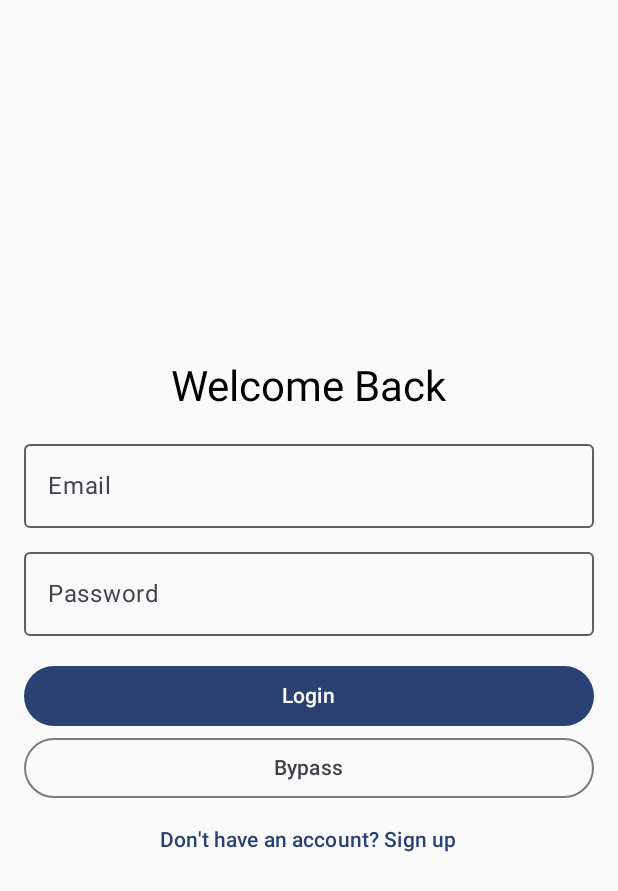
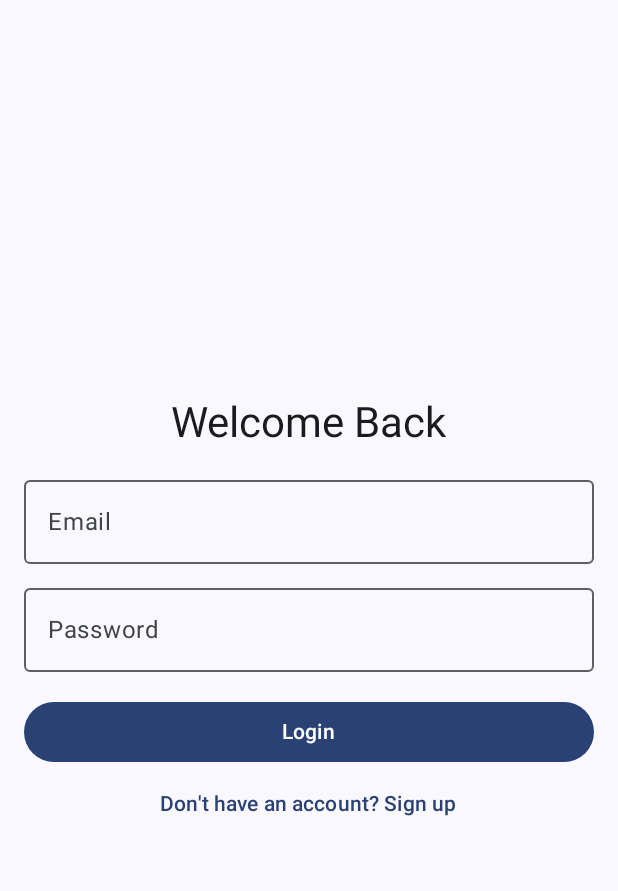
Before and after one commit to FalkowskiDom/Car-Maintenence-CA, an Android app built with Jetpack Compose: the screen it shows after launch (MainActivity), on a phone screen of 412 x 824 dp. Shown: the top 891 px of the screen. Run offline under Robolectric (Android 15) with nearby library versions, the phone set to English and light mode, and no system bars; our stand-ins replace navigation suite.

Commit message:
last fixes and and adding dark mode to all screens also commenting out bypass

```diff
--- a/app/src/main/java/ie/setu/carmaintenenceapp/MainActivity.kt
+++ b/app/src/main/java/ie/setu/carmaintenenceapp/MainActivity.kt
@@ -94,8 +94,11 @@ class MainActivity : ComponentActivity() {
             val userName = sessionUserName.ifBlank { "" }
             // Apply app theme based on darkMode setting
             CarMaintenanceAppTheme(darkTheme = darkMode) {
-                if (loadingSession){
-                    Text("Loading...")
+                if (loadingSession) {
+                    SplashScreen(
+                        userName = "",
+                        onTimeout = {}
+                    )
                     return@CarMaintenanceAppTheme
                 }
                 // The 'when' statement handles the navigation flow: Splash -> Auth -> Main App
@@ -134,7 +137,7 @@ class MainActivity : ComponentActivity() {
                                     sessionUserName = authStore.getSession()?.username.orEmpty()
                                     inApp = true } },
                             onSignUpClick = { authIsLogin = false }, // Switch to sign-up screen
-                            onBypassClick = { inApp = true } // For testing
+//                            onBypassClick = { inApp = true } // For testing
                         )
                     }
                     else -> {
--- a/app/src/main/java/ie/setu/carmaintenenceapp/ui/screens/LoginScreen.kt
+++ b/app/src/main/java/ie/setu/carmaintenenceapp/ui/screens/LoginScreen.kt
@@ -18,7 +18,7 @@ fun LoginScreen(
     dataStore: CarDataStore,
     onLoginSuccess: () -> Unit,
     onSignUpClick: () -> Unit,
-    onBypassClick: () -> Unit
+//    onBypassClick: () -> Unit
 ) {
     var email by remember { mutableStateOf("") }
     var password by remember { mutableStateOf("") }
@@ -27,7 +27,10 @@ fun LoginScreen(
     val scope = rememberCoroutineScope()
     val darkMode by dataStore.darkModeEnabled.collectAsState(initial = false)
 
-
+    Surface(
+        modifier = Modifier.fillMaxSize(),
+        color = MaterialTheme.colorScheme.background
+    ) {
     Column(
         modifier = Modifier
             .fillMaxSize()
@@ -80,15 +83,15 @@ fun LoginScreen(
             Text("Login")
         }
         //this part is for testing purposes
-        OutlinedButton(
-            onClick = onBypassClick,
-            modifier = Modifier.fillMaxWidth()
-        ) {
-            Text("Bypass")
-        }
+//        OutlinedButton(
+//            onClick = onBypassClick,
+//            modifier = Modifier.fillMaxWidth()
+//        ) {
+//            Text("Bypass")
+//        }
 
         TextButton(onClick = onSignUpClick) {
             Text("Don't have an account? Sign up")
         }
     }
-}
+}}
--- a/app/src/main/java/ie/setu/carmaintenenceapp/ui/screens/SignUpScreen.kt
+++ b/app/src/main/java/ie/setu/carmaintenenceapp/ui/screens/SignUpScreen.kt
@@ -26,7 +26,10 @@ fun SignUpScreen(
     val scope = rememberCoroutineScope()
     var username by remember { mutableStateOf("") }
 
-
+    Surface(
+        modifier = Modifier.fillMaxSize(),
+        color = MaterialTheme.colorScheme.background
+    ) {
     Column(
         modifier = Modifier
             .fillMaxSize()
@@ -95,4 +98,4 @@ fun SignUpScreen(
             Text("Already have an account? Login")
         }
     }
-}
+}}
```
